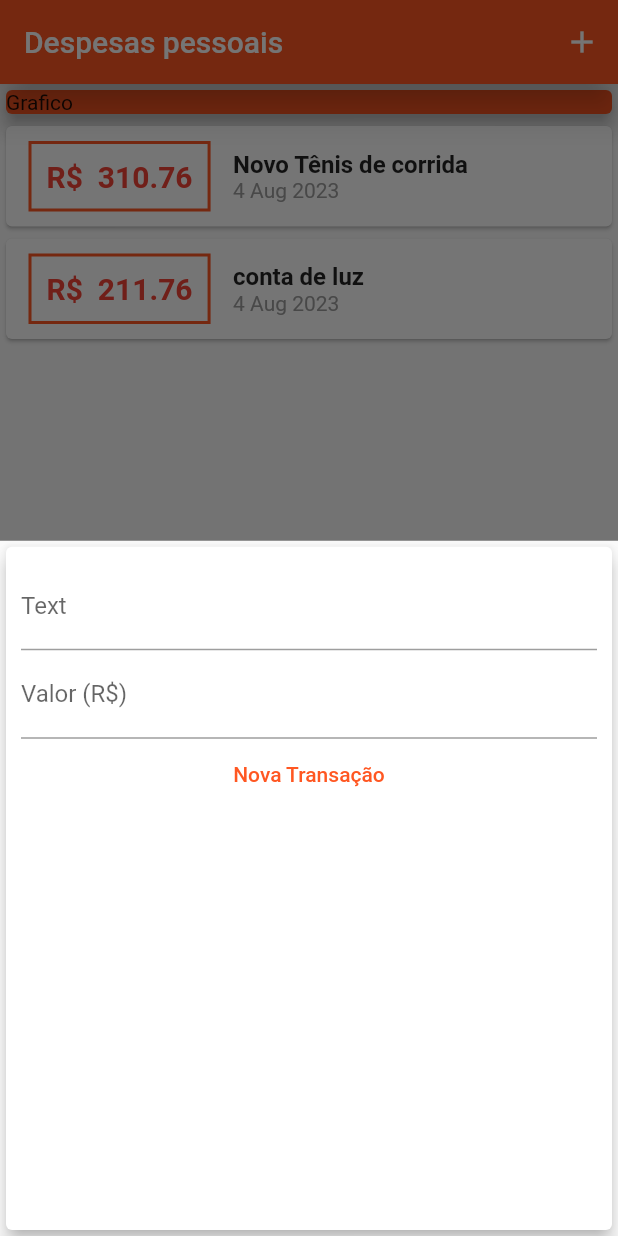
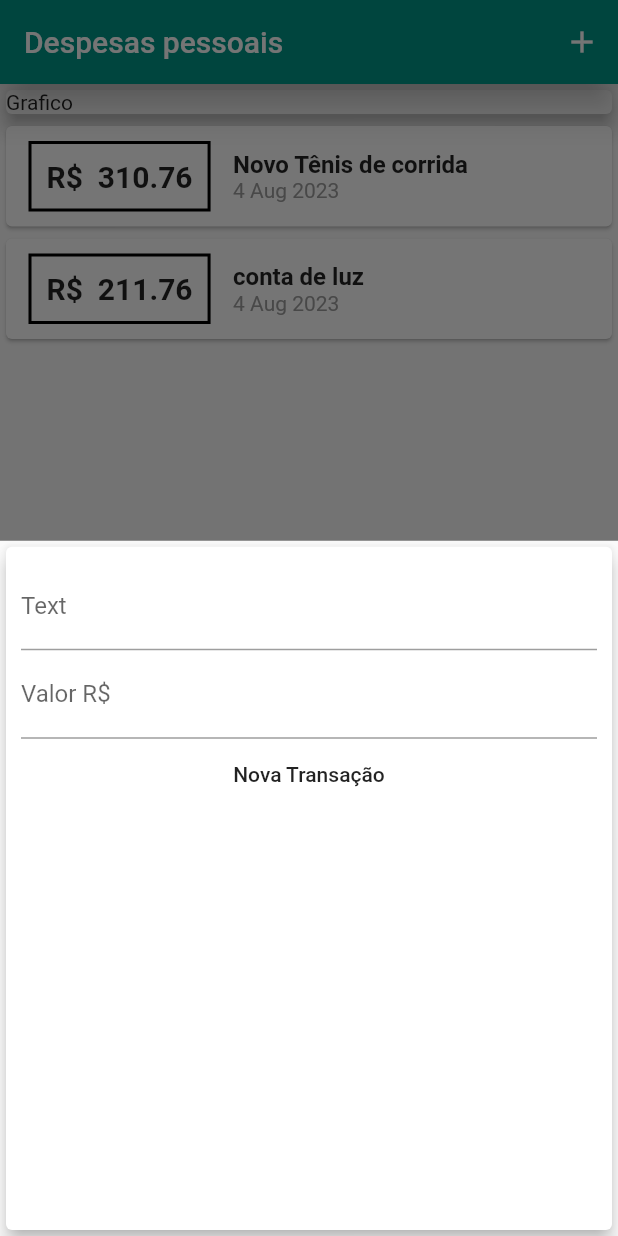
Before and after one commit to RislanSousa/financas_pessoais, a Flutter app: the screen it shows after launch, after a tap on the "add" icon, on a phone screen of 412 x 824 dp. Run offline on Flutter 3.47's test engine with Material 2 defaults, Android fonts, the phone set to English and light mode, and no system bars.

Commit message:
Adicionando cores padão

```diff
--- a/lib/components/transaction_form.dart
+++ b/lib/components/transaction_form.dart
@@ -42,12 +42,11 @@ class _TransactionFormState extends State<TransactionForm> {
               keyboardType: TextInputType.numberWithOptions(decimal: true),
               onSubmitted:(_) => _submitForm(),
               decoration: InputDecoration(
-                labelText: 'Valor (R\$)',
+                labelText: 'Valor R\$',
               ),
             ),
             FlatButton(
               child: Text('Nova Transação'),
-              textColor: Colors.deepOrange,
               onPressed: _submitForm
             ),
           ],
--- a/lib/components/transaction_list.dart
+++ b/lib/components/transaction_list.dart
@@ -29,7 +29,7 @@ class TransactionList extends StatelessWidget {
 
                 decoration: BoxDecoration(
                     border: Border.all(
-                  color: Colors.deepOrange,
+
                   width: 2,
                 )),
                 padding: EdgeInsets.all(10),
@@ -42,7 +42,7 @@ class TransactionList extends StatelessWidget {
                   style: TextStyle(
                     fontWeight: FontWeight.bold,
                     fontSize: 20,
-                    color: Colors.red,
+
                   ),
                 ),
               ),
--- a/lib/main.dart
+++ b/lib/main.dart
@@ -11,6 +11,12 @@ class ExpensesApp extends StatelessWidget {
   Widget build(BuildContext context) {
     return MaterialApp(
       home: MyHomePage(),
+      theme: ThemeData(
+        primarySwatch: Colors.teal
+            /* Definindo cor primaria
+            do formato Swatch afim de explorar palheta
+             */
+      ),
     );
   }
 }
@@ -66,7 +72,6 @@ class _MyHomePageState extends State<MyHomePage> {
   Widget build(BuildContext context) {
     return Scaffold(
       appBar: AppBar(
-        backgroundColor: Colors.deepOrange,
         elevation: 10,
         title: Text('Despesas pessoais'),
         actions: <Widget>[IconButton(icon: Icon(Icons.add),
@@ -86,7 +91,6 @@ class _MyHomePageState extends State<MyHomePage> {
               Container(
                 width: double.infinity,
                 child: Card(
-                  color: Colors.deepOrange,
                   child: Text('Grafico'),
                   elevation: 5,
                 ),
```
